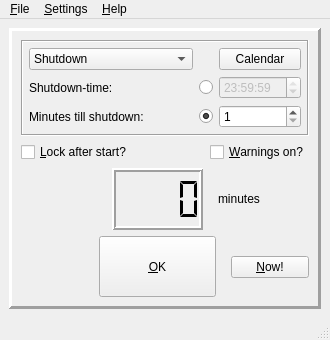
Above: qshutdown/src/ui/gui.ui from hakaishi/shutdown-qapps before the change. Below: the same form after it.
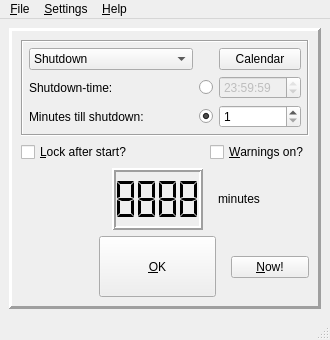
That is the form after the change. Icons and pictures are not drawn.

Patch:
```diff
--- a/qshutdown/src/ui/gui.ui
+++ b/qshutdown/src/ui/gui.ui
@@ -327,6 +327,9 @@
            <property name="segmentStyle">
             <enum>QLCDNumber::Flat</enum>
            </property>
+           <property name="value" stdset="0">
+            <double>8888.000000000000000</double>
+           </property>
           </widget>
          </item>
         </layout>
```
Left out of the diff: 2 changed lines with no effect on the pictures.
